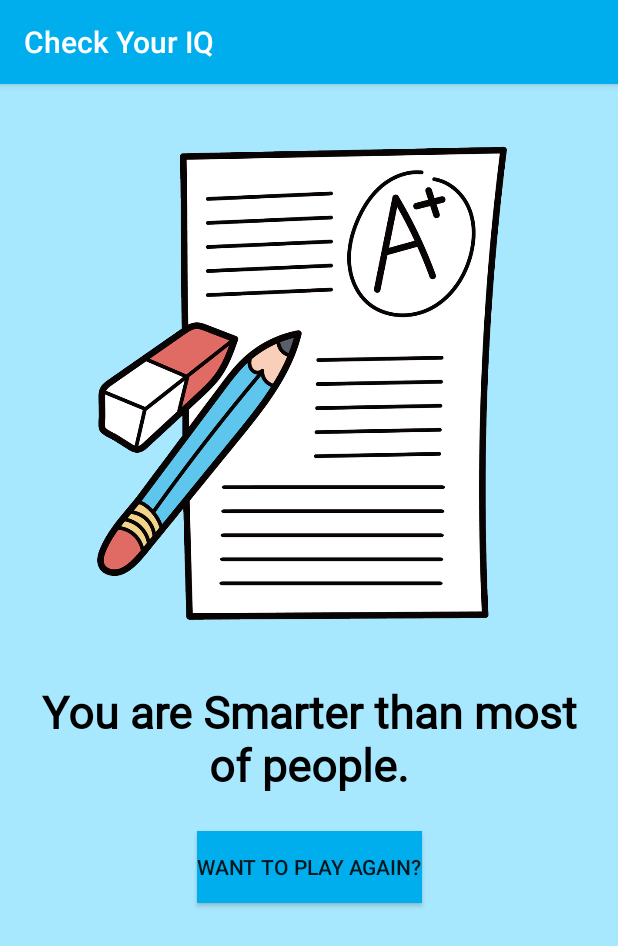
After one commit to GaneshAdsul/CheckYourIQ, an Android app: the fragment GameWonFragment shown on its own in the app's theme, on a phone screen of 412 x 824 dp. The commit adds this screen. Shown: the top 946 px of the screen. Run offline under Robolectric (Android 15) with nearby library versions, the phone set to English and light mode, and no system bars; our stand-ins replace data binding.

Commit message:
GameWonFragment added along with its layout fragment_game_won.

```diff
--- /dev/null
+++ b/app/src/main/java/com/ganeshadsul/checkyouriq/GameWonFragment.kt
@@ -0,0 +1,20 @@
+package com.ganeshadsul.checkyouriq
+
+import android.os.Bundle
+import androidx.fragment.app.Fragment
+import android.view.LayoutInflater
+import android.view.View
+import android.view.ViewGroup
+import androidx.databinding.DataBindingUtil
+import com.ganeshadsul.checkyouriq.databinding.FragmentGameWonBinding
+
+class GameWonFragment : Fragment() {
+
+    override fun onCreateView(inflater: LayoutInflater, container: ViewGroup?, savedInstanceState: Bundle?): View? {
+        // Inflate the layout for this fragment
+        //return inflater.inflate(R.layout.fragment_game_won, container, false)
+        val binding = DataBindingUtil.inflate<FragmentGameWonBinding>(inflater,R.layout.fragment_game_won,container,false)
+
+        return binding.root
+    }
+}
--- /dev/null
+++ b/app/src/main/res/layout/fragment_game_won.xml
@@ -0,0 +1,59 @@
+<?xml version="1.0" encoding="utf-8"?>
+<layout xmlns:android="http://schemas.android.com/apk/res/android"
+    xmlns:app="http://schemas.android.com/apk/res-auto"
+    xmlns:tools="http://schemas.android.com/tools"
+    tools:context=".GameWonFragment">
+
+    <androidx.constraintlayout.widget.ConstraintLayout
+        android:layout_width="match_parent"
+        android:layout_height="match_parent"
+        tools:layout_editor_absoluteX="0dp"
+        tools:layout_editor_absoluteY="0dp"
+        android:background="@color/anakiwa">
+
+
+        <ImageView
+            android:id="@+id/imageView3"
+            android:layout_width="0dp"
+            android:layout_height="350dp"
+            android:layout_marginStart="@dimen/margin_start"
+            android:layout_marginTop="@dimen/margin_top"
+            android:layout_marginEnd="@dimen/margin_end"
+            android:src="@drawable/you_won"
+            app:layout_constraintEnd_toEndOf="parent"
+            app:layout_constraintHorizontal_bias="0.0"
+            app:layout_constraintStart_toStartOf="parent"
+            app:layout_constraintTop_toTopOf="parent" />
+
+        <TextView
+            android:id="@+id/you_won_text"
+            android:layout_width="0dp"
+            android:layout_height="wrap_content"
+            android:layout_marginStart="@dimen/margin_start"
+            android:layout_marginTop="@dimen/margin_top"
+            android:layout_marginEnd="@dimen/margin_end"
+            android:fontFamily="@font/roboto"
+            android:text="@string/you_won_text"
+            android:textAlignment="center"
+            android:textColor="@color/black"
+            android:textSize="30sp"
+            android:textStyle="bold"
+            app:layout_constraintEnd_toEndOf="parent"
+            app:layout_constraintHorizontal_bias="0.0"
+            app:layout_constraintStart_toStartOf="parent"
+            app:layout_constraintTop_toBottomOf="@+id/imageView3" />
+
+        <Button
+            android:id="@+id/game_won_try_again"
+            android:layout_width="wrap_content"
+            android:layout_height="wrap_content"
+            android:layout_marginStart="24dp"
+            android:layout_marginTop="24dp"
+            android:layout_marginEnd="24dp"
+            android:text="@string/want_to_play_again"
+            android:background="@color/colorPrimary"
+            app:layout_constraintEnd_toEndOf="parent"
+            app:layout_constraintStart_toStartOf="parent"
+            app:layout_constraintTop_toBottomOf="@+id/you_won_text" />
+    </androidx.constraintlayout.widget.ConstraintLayout>
+</layout>
--- a/app/src/main/res/values/colors.xml
+++ b/app/src/main/res/values/colors.xml
@@ -4,4 +4,6 @@
     <color name="colorPrimaryDark">#005675</color>
     <color name="colorAccent">#D81B60</color>
     <color name="white">#FFFFFF</color>
+    <color name="black">#000000</color>
+    <color name="anakiwa">#A8E8FF</color>
 </resources>
--- a/app/src/main/res/values/strings.xml
+++ b/app/src/main/res/values/strings.xml
@@ -3,4 +3,9 @@
     <string name="about">About</string>
     <string name="click_here">Click Here</string>
     <string name="submit">Submit</string>
+
+    <!-- TODO: Remove or change this placeholder text -->
+    <string name="hello_blank_fragment">Hello blank fragment</string>
+    <string name="you_won_text">You are Smarter than most of people.</string>
+    <string name="want_to_play_again">Want to play again?</string>
 </resources>
```
Also changed, not shown: app/src/main/res/drawable-hdpi/try_again.png (added), app/src/main/res/drawable-hdpi/you_won.png (added), app/src/main/res/drawable-ldpi/try_again.png (added), app/src/main/res/drawable-ldpi/you_won.png (added), app/src/main/res/drawable-mdpi/try_again.png (added), app/src/main/res/drawable-mdpi/you_won.png (added), app/src/main/res/drawable-xhdpi/try_again.png (added), app/src/main/res/drawable-xhdpi/you_won.png (added), app/src/main/res/drawable-xxhdpi/try_again.png (added), app/src/main/res/drawable-xxhdpi/you_won.png (added), app/src/main/res/drawable-xxxhdpi/you_won.png (added), 1 other file.
